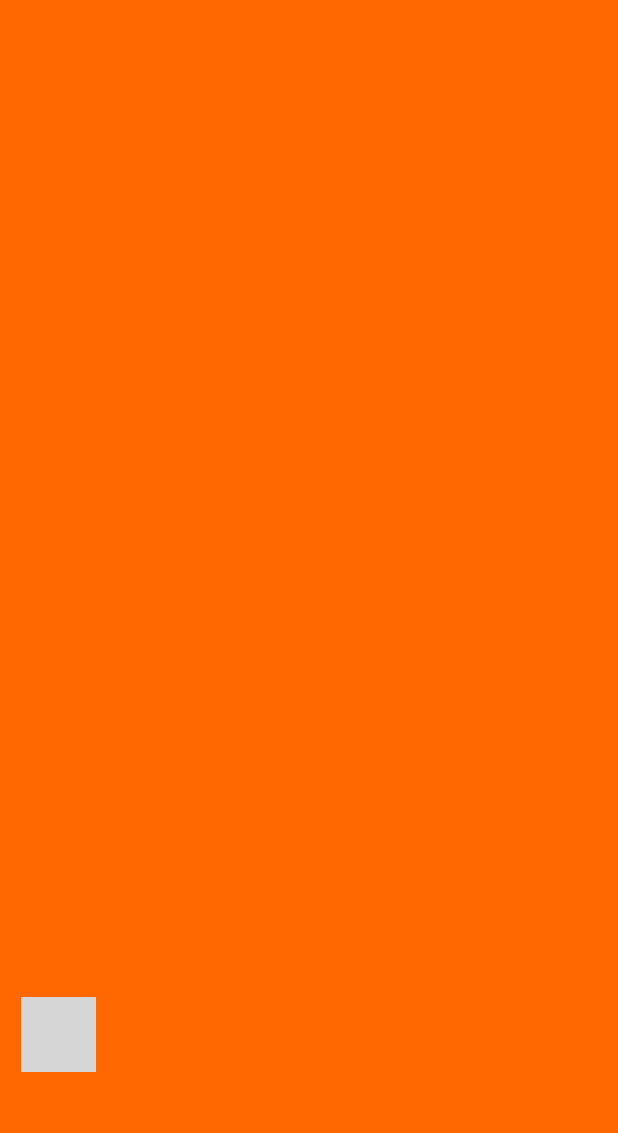
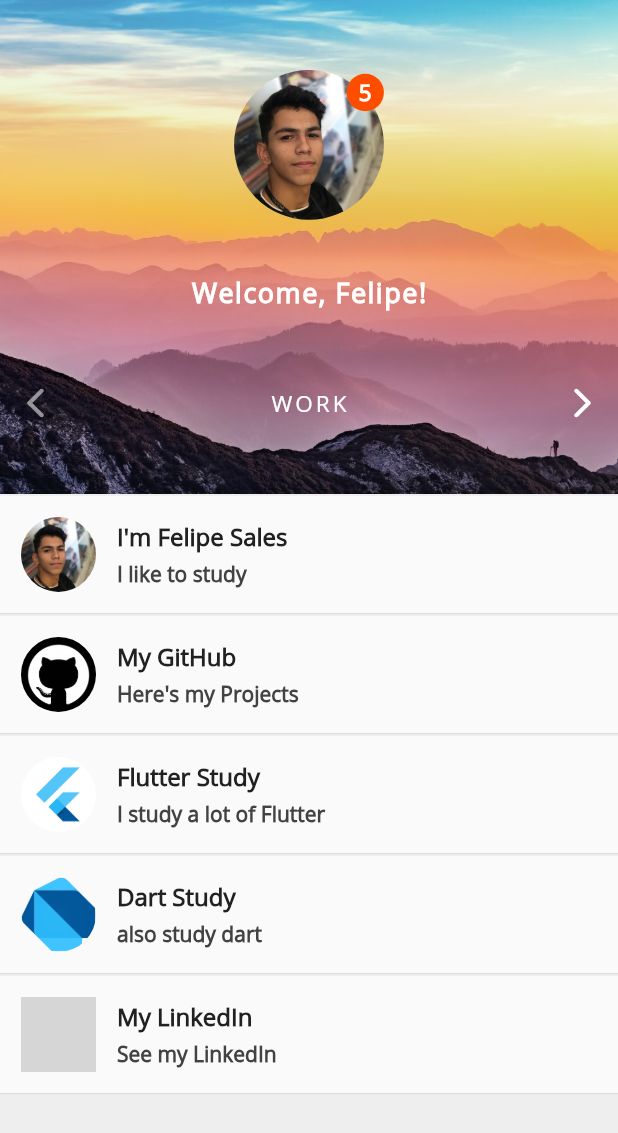
Before and after one commit to felipecastrosales/animations, a Flutter app: the HomeScreen widget shown alone on an empty page, opened directly, on a phone screen of 412 x 824 dp. Shown: the top 1133 px of the screen. Run offline on Flutter 3.47's test engine with Material 2 defaults, Android fonts, the phone set to English and light mode, and no system bars; grey boxes are pictures that could not be loaded.

Commit message:
updates in files and readme

```diff
--- a/lib/main.dart
+++ b/lib/main.dart
@@ -13,6 +13,7 @@ class MyApp extends StatelessWidget {
         theme: ThemeData(
           brightness: Brightness.dark,
           primaryColor: const Color(0xFFFF4D00),
+          accentColor: const Color(0xFFFF4D00),
           fontFamily: 'OpenSans',
         ));
   }
--- a/lib/screens/home/home_screen.dart
+++ b/lib/screens/home/home_screen.dart
@@ -27,7 +27,7 @@ class _HomeScreenState extends State<HomeScreen>
 
   @override
   Widget build(BuildContext context) {
-    timeDilation = 1;
+    timeDilation = 1.5;
 
     return StaggerAnimation(
       controller: _controller.view,
--- a/lib/screens/home/widgets/home_top.dart
+++ b/lib/screens/home/widgets/home_top.dart
@@ -37,7 +37,7 @@ class HomeTop extends StatelessWidget {
                   alignment: Alignment.center,
                   width: containerGrow.value * 30,
                   height: containerGrow.value * 30,
-                  child: Text('2',
+                  child: Text('5',
                       style: TextStyle(
                         fontSize: containerGrow.value * 15,
                         fontWeight: FontWeight.bold,
@@ -45,7 +45,7 @@ class HomeTop extends StatelessWidget {
                       )),
                   decoration: BoxDecoration(
                     shape: BoxShape.circle,
-                    color: Theme.of(context).accentColor,
+                    color: Theme.of(context).primaryColor,
                   ),
                 ),
               ),
--- a/lib/screens/home/widgets/stagger_animation.dart
+++ b/lib/screens/home/widgets/stagger_animation.dart
@@ -18,8 +18,8 @@ class StaggerAnimation extends StatelessWidget {
           ),
         ),
         fadeAnimation = ColorTween(
-          begin: const Color(0xFFFF4D00),
-          end: const Color(0xFFFF6700),
+          begin: const Color.fromRGBO(255, 77, 0, 1.0),
+          end: const Color.fromRGBO(255, 129, 0, 0.0),
         ).animate(
           CurvedAnimation(
             parent: controller,
--- a/lib/screens/login/login_screen.dart
+++ b/lib/screens/login/login_screen.dart
@@ -37,7 +37,7 @@ class _LoginScreenState extends State<LoginScreen>
 
   @override
   Widget build(BuildContext context) {
-    timeDilation = 1;
+    timeDilation = 0.8;
 
     return Scaffold(
       body: Container(
```
Also changed, not shown: 2 other files.
